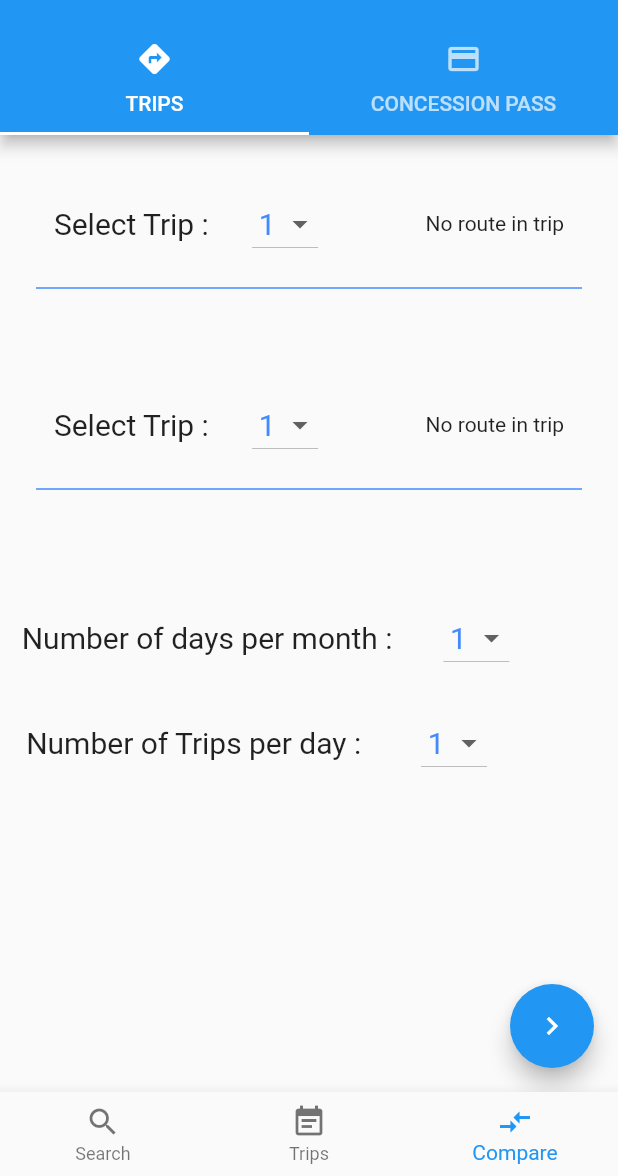
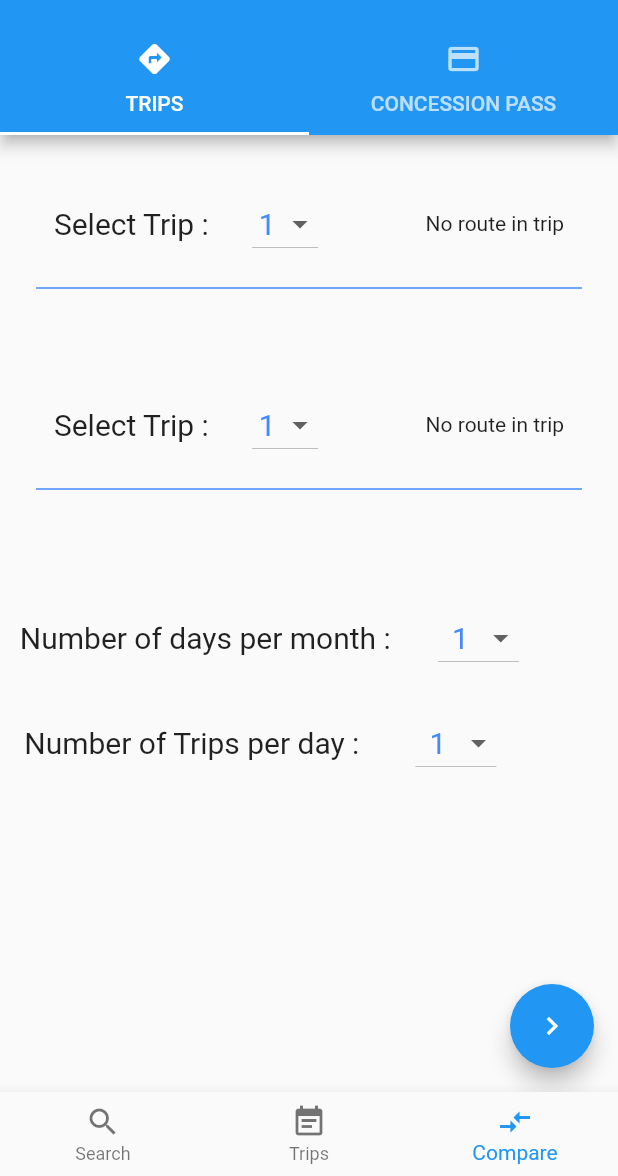
Before and after one commit to samleow/2006-SE, a Flutter app: the screen it shows after launch, item 3 of the bottom bar chosen, on a phone screen of 412 x 824 dp, the part 60-1236 px from its top. Run offline on Flutter 3.47's test engine with Material 2 defaults, Android fonts, the phone set to English and light mode, and no system bars; our stand-ins replace get_it, sqflite; accounts and stored records are empty; network calls fail.

Commit message:
Update CompareTrips.dart

```diff
--- a/lib/views/CompareTrips.dart
+++ b/lib/views/CompareTrips.dart
@@ -154,7 +154,7 @@ class _CompareTripsState extends State<CompareTrips> {
                             return DropdownMenuItem<int>(
                               value: dropDownIntItem,
                               child: SizedBox(
-                                width: 20,
+                                width: 30,
                                 child: Text("${dropDownIntItem}",
                                   textAlign: TextAlign.center,
                                   style: TextStyle(
@@ -201,7 +201,7 @@ class _CompareTripsState extends State<CompareTrips> {
                               return DropdownMenuItem<int>(
                                 value: dropDownIntItem,
                                 child: SizedBox(
-                                  width: 20,
+                                  width: 30,
                                   child: Text("${dropDownIntItem}",
                                     textAlign: TextAlign.center,
                                     style: TextStyle(
```
